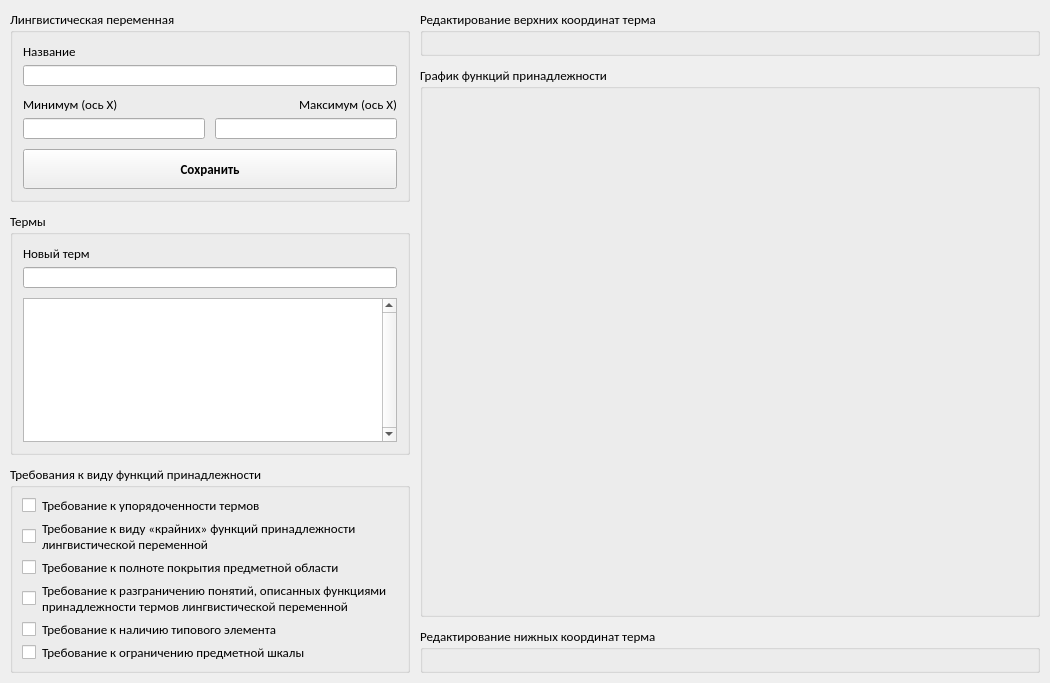
First picture: the form in ui/pp_editor_window.ui, repository WeeIIer/knowledge_representation-lab_2, before the edit.
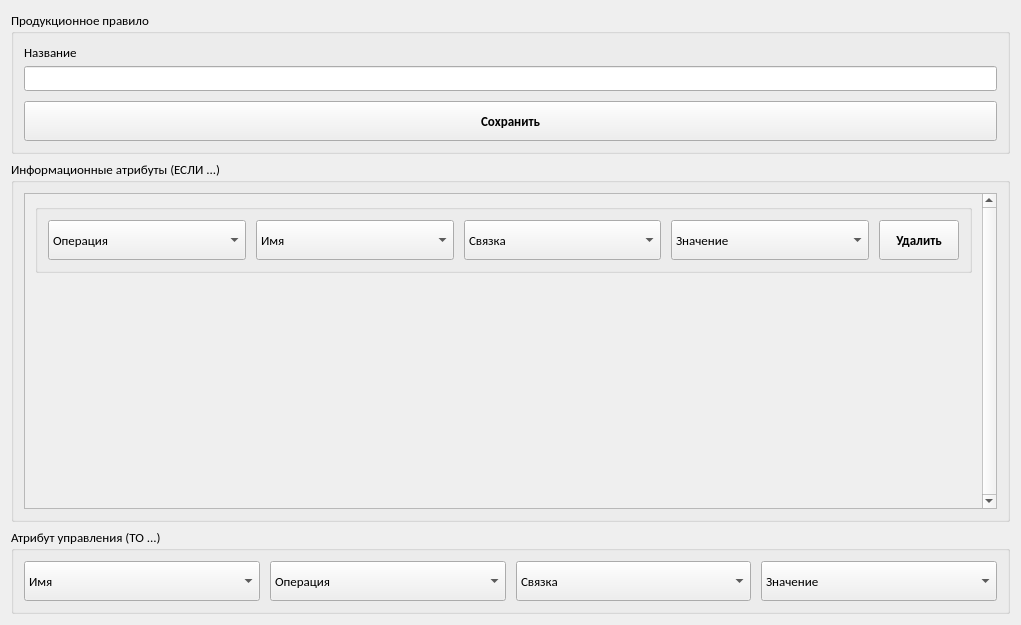
Second picture: the form after the edit.

Commit message: fix: Сделать прототип интерфейса для редактора ПП

Diff of the .ui file:
```diff
--- a/ui/pp_editor_window.ui
+++ b/ui/pp_editor_window.ui
@@ -6,8 +6,8 @@
    <rect>
     <x>0</x>
     <y>0</y>
-    <width>1050</width>
-    <height>683</height>
+    <width>1021</width>
+    <height>625</height>
    </rect>
   </property>
   <property name="sizePolicy">
@@ -31,38 +31,18 @@
   <property name="windowTitle">
    <string>Редактор продукционного правила</string>
   </property>
-  <layout class="QHBoxLayout" name="horizontalLayout_2">
-   <property name="spacing">
-    <number>10</number>
-   </property>
-   <property name="leftMargin">
-    <number>10</number>
-   </property>
-   <property name="topMargin">
-    <number>10</number>
-   </property>
-   <property name="rightMargin">
-    <number>10</number>
-   </property>
-   <property name="bottomMargin">
-    <number>10</number>
-   </property>
-   <item>
-    <layout class="QVBoxLayout" name="verticalLayout_5">
-     <property name="spacing">
-      <number>10</number>
-     </property>
+  <layout class="QVBoxLayout" name="verticalLayout_2">
      <item>
       <widget class="QGroupBox" name="groupBox">
        <property name="sizePolicy">
-        <sizepolicy hsizetype="Fixed" vsizetype="Preferred">
+      <sizepolicy hsizetype="Preferred" vsizetype="Preferred">
          <horstretch>0</horstretch>
          <verstretch>0</verstretch>
         </sizepolicy>
        </property>
        <property name="minimumSize">
         <size>
-         <width>400</width>
+       <width>0</width>
          <height>0</height>
         </size>
        </property>
@@ -73,7 +53,7 @@
         </size>
        </property>
        <property name="title">
-        <string>Лингвистическая переменная</string>
+      <string>Продукционное правило</string>
        </property>
        <layout class="QVBoxLayout" name="verticalLayout">
         <property name="spacing">
@@ -121,76 +101,6 @@
           </item>
          </layout>
         </item>
-        <item>
-         <layout class="QHBoxLayout" name="horizontalLayout">
-          <property name="spacing">
-           <number>10</number>
-          </property>
-          <item>
-           <layout class="QVBoxLayout" name="verticalLayout_18">
-            <property name="spacing">
-             <number>5</number>
-            </property>
-            <item>
-             <widget class="QLabel" name="label_13">
-              <property name="text">
-               <string>Минимум (ось X)</string>
-              </property>
-             </widget>
-            </item>
-            <item>
-             <widget class="QLineEdit" name="edit_x_start">
-              <property name="minimumSize">
-               <size>
-                <width>0</width>
-                <height>21</height>
-               </size>
-              </property>
-              <property name="contextMenuPolicy">
-               <enum>Qt::NoContextMenu</enum>
-              </property>
-              <property name="readOnly">
-               <bool>false</bool>
-              </property>
-             </widget>
-            </item>
-           </layout>
-          </item>
-          <item>
-           <layout class="QVBoxLayout" name="verticalLayout_19">
-            <property name="spacing">
-             <number>5</number>
-            </property>
-            <item>
-             <widget class="QLabel" name="label_14">
-              <property name="text">
-               <string>Максимум (ось X)</string>
-              </property>
-              <property name="alignment">
-               <set>Qt::AlignRight|Qt::AlignTrailing|Qt::AlignVCenter</set>
-              </property>
-             </widget>
-            </item>
-            <item>
-             <widget class="QLineEdit" name="edit_x_stop">
-              <property name="minimumSize">
-               <size>
-                <width>0</width>
-                <height>21</height>
-               </size>
-              </property>
-              <property name="contextMenuPolicy">
-               <enum>Qt::NoContextMenu</enum>
-              </property>
-              <property name="readOnly">
-               <bool>false</bool>
-              </property>
-             </widget>
-            </item>
-           </layout>
-          </item>
-         </layout>
-        </item>
         <item>
          <widget class="QPushButton" name="button_save">
           <property name="minimumSize">
@@ -223,23 +133,17 @@
       </widget>
      </item>
      <item>
-      <widget class="QGroupBox" name="groupBox_6">
+    <widget class="QGroupBox" name="groupBox_2">
        <property name="sizePolicy">
-        <sizepolicy hsizetype="Fixed" vsizetype="Preferred">
+      <sizepolicy hsizetype="Preferred" vsizetype="Preferred">
          <horstretch>0</horstretch>
          <verstretch>0</verstretch>
         </sizepolicy>
        </property>
-       <property name="minimumSize">
-        <size>
-         <width>400</width>
-         <height>0</height>
-        </size>
-       </property>
        <property name="title">
-        <string>Термы</string>
-       </property>
-       <layout class="QVBoxLayout" name="verticalLayout_2">
+      <string>Информационные атрибуты (ЕСЛИ ...)</string>
+     </property>
+     <layout class="QHBoxLayout" name="horizontalLayout">
         <property name="spacing">
          <number>10</number>
         </property>
@@ -256,37 +160,7 @@
          <number>10</number>
         </property>
         <item>
-         <layout class="QVBoxLayout" name="verticalLayout_17">
-          <property name="spacing">
-           <number>5</number>
-          </property>
-          <item>
-           <widget class="QLabel" name="label_12">
-            <property name="text">
-             <string>Новый терм</string>
-            </property>
-           </widget>
-          </item>
-          <item>
-           <widget class="QLineEdit" name="edit_add_term">
-            <property name="minimumSize">
-             <size>
-              <width>0</width>
-              <height>21</height>
-             </size>
-            </property>
-            <property name="contextMenuPolicy">
-             <enum>Qt::NoContextMenu</enum>
-            </property>
-            <property name="clearButtonEnabled">
-             <bool>true</bool>
-            </property>
-           </widget>
-          </item>
-         </layout>
-        </item>
-        <item>
-         <widget class="QListWidget" name="list_terms">
+       <widget class="QScrollArea" name="scroll_input">
           <property name="minimumSize">
            <size>
             <width>0</width>
@@ -299,218 +173,86 @@
             <height>16777215</height>
            </size>
           </property>
+        <property name="font">
+         <font>
+          <family>Calibri</family>
+          <pointsize>10</pointsize>
+         </font>
+        </property>
+        <property name="layoutDirection">
+         <enum>Qt::LeftToRight</enum>
+        </property>
+        <property name="styleSheet">
+         <string notr="true"/>
+        </property>
+        <property name="frameShape">
+         <enum>QFrame::StyledPanel</enum>
+        </property>
           <property name="verticalScrollBarPolicy">
            <enum>Qt::ScrollBarAlwaysOn</enum>
           </property>
-         </widget>
-        </item>
-       </layout>
-      </widget>
-     </item>
+        <property name="horizontalScrollBarPolicy">
+         <enum>Qt::ScrollBarAlwaysOff</enum>
+        </property>
+        <property name="widgetResizable">
+         <bool>true</bool>
+        </property>
+        <property name="alignment">
+         <set>Qt::AlignLeading|Qt::AlignLeft|Qt::AlignVCenter</set>
+        </property>
+        <widget class="QWidget" name="scrollAreaWidgetContents_2">
+         <property name="geometry">
+          <rect>
+           <x>0</x>
+           <y>0</y>
+           <width>962</width>
+           <height>349</height>
+          </rect>
+         </property>
+         <property name="autoFillBackground">
+          <bool>true</bool>
+         </property>
+         <layout class="QVBoxLayout" name="verticalLayout_6">
+          <property name="spacing">
+           <number>0</number>
+          </property>
+          <property name="leftMargin">
+           <number>0</number>
+          </property>
+          <property name="topMargin">
+           <number>0</number>
+          </property>
+          <property name="rightMargin">
+           <number>0</number>
+          </property>
+          <property name="bottomMargin">
+           <number>0</number>
+          </property>
      <item>
-      <widget class="QGroupBox" name="groupBox_3">
-       <property name="sizePolicy">
-        <sizepolicy hsizetype="Fixed" vsizetype="Preferred">
-         <horstretch>0</horstretch>
-         <verstretch>0</verstretch>
-        </sizepolicy>
-       </property>
-       <property name="minimumSize">
-        <size>
-         <width>400</width>
-         <height>0</height>
-        </size>
-       </property>
-       <property name="maximumSize">
-        <size>
-         <width>16777215</width>
-         <height>16777215</height>
-        </size>
-       </property>
+           <layout class="QVBoxLayout" name="layout_scroll_input">
+            <property name="spacing">
+             <number>10</number>
+            </property>
+            <property name="leftMargin">
+             <number>10</number>
+            </property>
+            <property name="topMargin">
+             <number>10</number>
+            </property>
+            <property name="rightMargin">
+             <number>10</number>
+            </property>
+            <property name="bottomMargin">
+             <number>10</number>
+            </property>
+            <item>
+             <widget class="QGroupBox" name="groupBox_9">
        <property name="title">
-        <string>Требования к виду функций принадлежности</string>
-       </property>
-       <layout class="QVBoxLayout" name="verticalLayout_7">
-        <item>
-         <layout class="QHBoxLayout" name="horizontalLayout_3">
-          <item>
-           <widget class="QCheckBox" name="check_err_1">
-            <property name="sizePolicy">
-             <sizepolicy hsizetype="Fixed" vsizetype="Fixed">
-              <horstretch>0</horstretch>
-              <verstretch>0</verstretch>
-             </sizepolicy>
-            </property>
-            <property name="text">
              <string/>
             </property>
-           </widget>
-          </item>
-          <item>
-           <widget class="QLabel" name="label">
-            <property name="text">
-             <string>Требование к упорядоченности термов</string>
-            </property>
-            <property name="wordWrap">
-             <bool>true</bool>
-            </property>
-           </widget>
-          </item>
-         </layout>
-        </item>
-        <item>
-         <layout class="QHBoxLayout" name="horizontalLayout_5">
-          <item>
-           <widget class="QCheckBox" name="check_err_2">
-            <property name="sizePolicy">
-             <sizepolicy hsizetype="Fixed" vsizetype="Fixed">
-              <horstretch>0</horstretch>
-              <verstretch>0</verstretch>
-             </sizepolicy>
-            </property>
-            <property name="text">
-             <string/>
-            </property>
-           </widget>
-          </item>
-          <item>
-           <widget class="QLabel" name="label_2">
-            <property name="text">
-             <string>Требование к виду «крайних» функций принадлежности лингвистической переменной</string>
-            </property>
-            <property name="wordWrap">
-             <bool>true</bool>
-            </property>
-           </widget>
-          </item>
-         </layout>
-        </item>
-        <item>
-         <layout class="QHBoxLayout" name="horizontalLayout_6">
-          <item>
-           <widget class="QCheckBox" name="check_err_3">
-            <property name="sizePolicy">
-             <sizepolicy hsizetype="Fixed" vsizetype="Fixed">
-              <horstretch>0</horstretch>
-              <verstretch>0</verstretch>
-             </sizepolicy>
-            </property>
-            <property name="text">
-             <string/>
-            </property>
-           </widget>
-          </item>
-          <item>
-           <widget class="QLabel" name="label_3">
-            <property name="text">
-             <string>Требование к полноте покрытия предметной области</string>
-            </property>
-            <property name="wordWrap">
-             <bool>true</bool>
-            </property>
-           </widget>
-          </item>
-         </layout>
-        </item>
-        <item>
          <layout class="QHBoxLayout" name="horizontalLayout_7">
-          <item>
-           <widget class="QCheckBox" name="check_err_4">
-            <property name="sizePolicy">
-             <sizepolicy hsizetype="Fixed" vsizetype="Fixed">
-              <horstretch>0</horstretch>
-              <verstretch>0</verstretch>
-             </sizepolicy>
-            </property>
-            <property name="text">
-             <string/>
-            </property>
-           </widget>
-          </item>
-          <item>
-           <widget class="QLabel" name="label_4">
-            <property name="text">
-             <string>Требование к разграничению понятий, описанных функциями принадлежности термов лингвистической переменной</string>
-            </property>
-            <property name="wordWrap">
-             <bool>true</bool>
-            </property>
-           </widget>
-          </item>
-         </layout>
-        </item>
-        <item>
-         <layout class="QHBoxLayout" name="horizontalLayout_8">
-          <item>
-           <widget class="QCheckBox" name="check_err_5">
-            <property name="sizePolicy">
-             <sizepolicy hsizetype="Fixed" vsizetype="Fixed">
-              <horstretch>0</horstretch>
-              <verstretch>0</verstretch>
-             </sizepolicy>
-            </property>
-            <property name="text">
-             <string/>
-            </property>
-           </widget>
-          </item>
-          <item>
-           <widget class="QLabel" name="label_5">
-            <property name="text">
-             <string>Требование к наличию типового элемента</string>
-            </property>
-            <property name="wordWrap">
-             <bool>true</bool>
-            </property>
-           </widget>
-          </item>
-         </layout>
-        </item>
-        <item>
-         <layout class="QHBoxLayout" name="horizontalLayout_9">
-          <item>
-           <widget class="QCheckBox" name="check_err_6">
-            <property name="sizePolicy">
-             <sizepolicy hsizetype="Fixed" vsizetype="Fixed">
-              <horstretch>0</horstretch>
-              <verstretch>0</verstretch>
-             </sizepolicy>
-            </property>
-            <property name="text">
-             <string/>
-            </property>
-           </widget>
-          </item>
-          <item>
-           <widget class="QLabel" name="label_6">
-            <property name="text">
-             <string>Требование к ограничению предметной шкалы</string>
-            </property>
-            <property name="wordWrap">
-             <bool>true</bool>
-            </property>
-           </widget>
-          </item>
-         </layout>
-        </item>
-       </layout>
-      </widget>
-     </item>
-    </layout>
-   </item>
-   <item>
-    <layout class="QVBoxLayout" name="verticalLayout_4">
      <property name="spacing">
       <number>10</number>
-     </property>
-     <item>
-      <widget class="QGroupBox" name="groupBox_7">
-       <property name="title">
-        <string>Редактирование верхних координат терма</string>
-       </property>
-       <layout class="QVBoxLayout" name="verticalLayout_8">
-        <property name="spacing">
-         <number>0</number>
         </property>
         <property name="leftMargin">
          <number>10</number>
@@ -525,71 +267,119 @@
          <number>10</number>
         </property>
         <item>
-         <widget class="QSplitter" name="splitter_3">
+                <widget class="QComboBox" name="comboBox_17">
+                 <property name="minimumSize">
+                  <size>
+                   <width>0</width>
+                   <height>40</height>
+                  </size>
+                 </property>
+                 <item>
+                  <property name="text">
+                   <string>Операция</string>
+                  </property>
+                 </item>
+                </widget>
+               </item>
+               <item>
+                <widget class="QComboBox" name="comboBox_18">
+                 <property name="minimumSize">
+                  <size>
+                   <width>0</width>
+                   <height>40</height>
+                  </size>
+                 </property>
+                 <item>
+                  <property name="text">
+                   <string>Имя</string>
+                  </property>
+                 </item>
+                </widget>
+               </item>
+               <item>
+                <widget class="QComboBox" name="comboBox_19">
+                 <property name="minimumSize">
+                  <size>
+                   <width>0</width>
+                   <height>40</height>
+                  </size>
+                 </property>
+                 <item>
+                  <property name="text">
+                   <string>Связка</string>
+                  </property>
+                 </item>
+                </widget>
+               </item>
+               <item>
+                <widget class="QComboBox" name="comboBox_20">
+                 <property name="minimumSize">
+                  <size>
+                   <width>0</width>
+                   <height>40</height>
+                  </size>
+                 </property>
+                 <item>
+                  <property name="text">
+                   <string>Значение</string>
+                  </property>
+                 </item>
+                </widget>
+               </item>
+               <item>
+                <widget class="QPushButton" name="button_save_2">
+                 <property name="sizePolicy">
+                  <sizepolicy hsizetype="Fixed" vsizetype="Fixed">
+                   <horstretch>0</horstretch>
+                   <verstretch>0</verstretch>
+                  </sizepolicy>
+                 </property>
+                 <property name="minimumSize">
+                  <size>
+                   <width>80</width>
+                   <height>40</height>
+                  </size>
+                 </property>
+                 <property name="font">
+                  <font>
+                   <weight>75</weight>
+                   <bold>true</bold>
+                  </font>
+                 </property>
+                 <property name="cursor">
+                  <cursorShape>PointingHandCursor</cursorShape>
+                 </property>
+                 <property name="text">
+                  <string>Удалить</string>
+                 </property>
+                 <property name="iconSize">
+                  <size>
+                   <width>24</width>
+                   <height>24</height>
+                  </size>
+                 </property>
+                </widget>
+               </item>
+              </layout>
+             </widget>
+            </item>
+           </layout>
+          </item>
+          <item>
+           <spacer name="vertical_spacer">
           <property name="orientation">
-           <enum>Qt::Horizontal</enum>
-          </property>
-          <property name="handleWidth">
-           <number>10</number>
-          </property>
-         </widget>
-        </item>
-       </layout>
-      </widget>
-     </item>
-     <item>
-      <widget class="QGroupBox" name="groupBox_2">
-       <property name="sizePolicy">
-        <sizepolicy hsizetype="Preferred" vsizetype="Preferred">
-         <horstretch>0</horstretch>
-         <verstretch>0</verstretch>
-        </sizepolicy>
-       </property>
-       <property name="title">
-        <string>График функций принадлежности</string>
-       </property>
-       <layout class="QHBoxLayout" name="horizontalLayout_4">
-        <property name="spacing">
-         <number>10</number>
-        </property>
-        <property name="leftMargin">
-         <number>10</number>
-        </property>
-        <property name="topMargin">
-         <number>10</number>
-        </property>
-        <property name="rightMargin">
-         <number>10</number>
-        </property>
-        <property name="bottomMargin">
-         <number>10</number>
-        </property>
-        <item>
-         <widget class="QLabel" name="label_plot">
-          <property name="sizePolicy">
-           <sizepolicy hsizetype="Expanding" vsizetype="Expanding">
-            <horstretch>0</horstretch>
-            <verstretch>0</verstretch>
-           </sizepolicy>
-          </property>
-          <property name="minimumSize">
+             <enum>Qt::Vertical</enum>
+            </property>
+            <property name="sizeHint" stdset="0">
            <size>
-            <width>0</width>
-            <height>0</height>
-           </size>
-          </property>
-          <property name="text">
-           <string/>
-          </property>
-          <property name="scaledContents">
-           <bool>true</bool>
-          </property>
-          <property name="alignment">
-           <set>Qt::AlignCenter</set>
-          </property>
-          <property name="wordWrap">
-           <bool>false</bool>
-          </property>
+              <width>20</width>
+              <height>40</height>
+             </size>
+            </property>
+           </spacer>
+          </item>
+         </layout>
+        </widget>
          </widget>
         </item>
        </layout>
@@ -597,12 +387,30 @@
      </item>
      <item>
       <widget class="QGroupBox" name="groupBox_5">
+     <property name="sizePolicy">
+      <sizepolicy hsizetype="Preferred" vsizetype="Preferred">
+       <horstretch>0</horstretch>
+       <verstretch>0</verstretch>
+      </sizepolicy>
+     </property>
+     <property name="minimumSize">
+      <size>
+       <width>0</width>
+       <height>0</height>
+      </size>
+     </property>
+     <property name="maximumSize">
+      <size>
+       <width>16777215</width>
+       <height>16777215</height>
+      </size>
+     </property>
        <property name="title">
-        <string>Редактирование нижных координат терма</string>
-       </property>
-       <layout class="QVBoxLayout" name="verticalLayout_3">
+      <string>Атрибут управления (TO ...)</string>
+     </property>
+     <layout class="QHBoxLayout" name="horizontalLayout_2">
         <property name="spacing">
-         <number>0</number>
+       <number>10</number>
         </property>
         <property name="leftMargin">
          <number>10</number>
@@ -617,19 +425,67 @@
          <number>10</number>
         </property>
         <item>
-         <widget class="QSplitter" name="splitter">
-          <property name="orientation">
-           <enum>Qt::Horizontal</enum>
-          </property>
-          <property name="handleWidth">
-           <number>10</number>
-          </property>
-         </widget>
-        </item>
-       </layout>
-      </widget>
-     </item>
-    </layout>
+       <widget class="QComboBox" name="comboBox_22">
+        <property name="minimumSize">
+         <size>
+          <width>0</width>
+          <height>40</height>
+         </size>
+        </property>
+        <item>
+         <property name="text">
+          <string>Имя</string>
+         </property>
+        </item>
+       </widget>
+      </item>
+      <item>
+       <widget class="QComboBox" name="comboBox_21">
+        <property name="minimumSize">
+         <size>
+          <width>0</width>
+          <height>40</height>
+         </size>
+        </property>
+        <item>
+         <property name="text">
+          <string>Операция</string>
+         </property>
+        </item>
+       </widget>
+      </item>
+      <item>
+       <widget class="QComboBox" name="comboBox_23">
+        <property name="minimumSize">
+         <size>
+          <width>0</width>
+          <height>40</height>
+         </size>
+        </property>
+        <item>
+         <property name="text">
+          <string>Связка</string>
+         </property>
+        </item>
+       </widget>
+      </item>
+      <item>
+       <widget class="QComboBox" name="comboBox_24">
+        <property name="minimumSize">
+         <size>
+          <width>0</width>
+          <height>40</height>
+         </size>
+        </property>
+        <item>
+         <property name="text">
+          <string>Значение</string>
+         </property>
+        </item>
+       </widget>
+      </item>
+     </layout>
+    </widget>
    </item>
   </layout>
  </widget>
```
Lines whose indentation alone changed are shown as unchanged. The commit also changes 2 other files.
